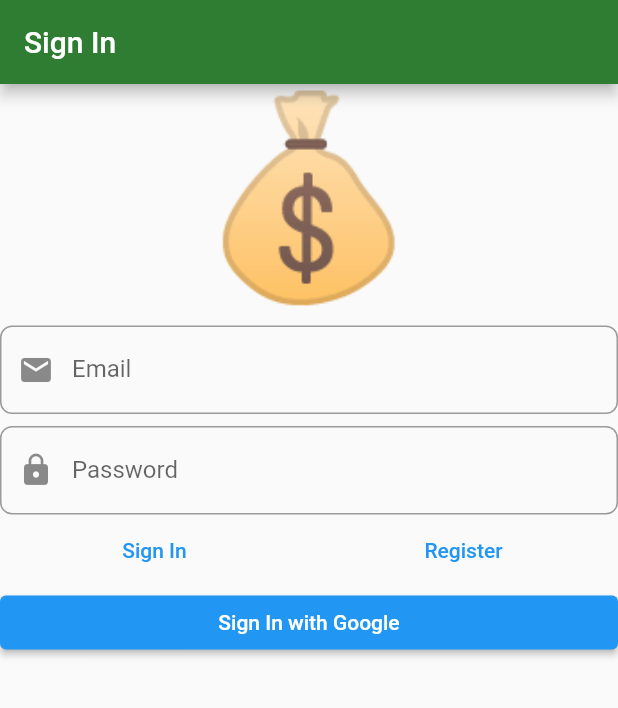
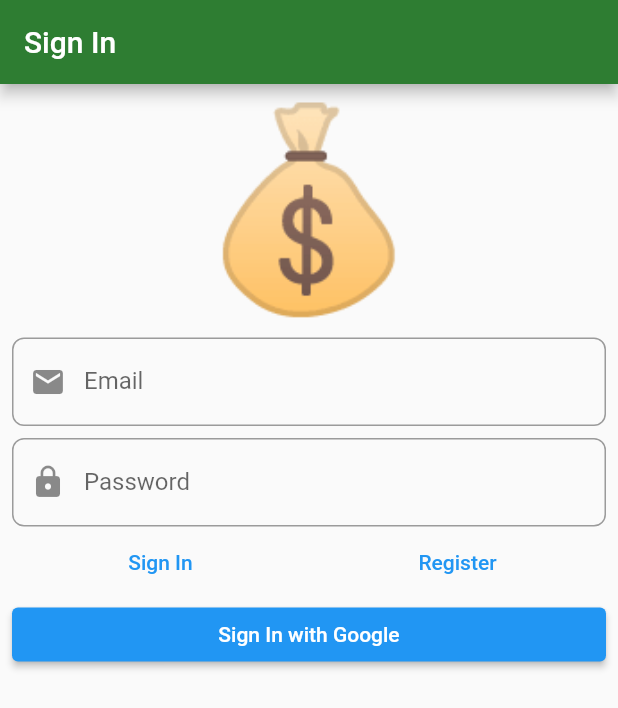
Before and after one commit to Darshan-AS/dopagent_frontend, a Flutter app: the screen it shows after launch, on a phone screen of 412 x 824 dp. Shown: the top 708 px of the screen. Run offline on Flutter 3.47's test engine with Material 2 defaults, Android fonts, the phone set to English and light mode, and no system bars; our stand-ins replace another_flushbar, auto_route, bloc, dartz, equatable, firebase_auth and 6 more; accounts and stored records are empty; generated files the repository leaves out were written again.

Commit message:
Add padding and progressbar in signin page

```diff
--- a/lib/presentation/sign_in/widgets/sign_in_form.dart
+++ b/lib/presentation/sign_in/widgets/sign_in_form.dart
@@ -27,6 +27,7 @@ class SignInForm extends StatelessWidget {
             ? AutovalidateMode.always
             : AutovalidateMode.disabled,
         child: ListView(
+          padding: const EdgeInsets.all(8),
           children: [
             const Text(
               '💰',
@@ -104,6 +105,10 @@ class SignInForm extends StatelessWidget {
               },
               child: const Text('Sign In with Google'),
             ),
+            if (state.isSubmitting) ...[
+              const SizedBox(height: 8),
+              const LinearProgressIndicator(),
+          ]
           ],
         ),
       ),
```
Also changed, not shown: pubspec.lock.
